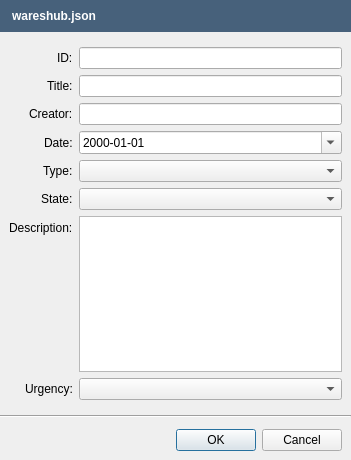
First picture: the form in src/openfluid/ui/waresdev/WareshubIssueDialog.ui, repository OpenFLUID/openfluid, before the edit.
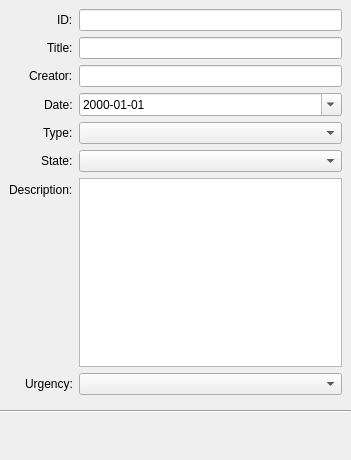
Second picture: the form after the edit.

Commit message:
Introduction of message dialog for OpenFLUID applications
* Added MessageFrame and MessageDialog classes
* Cleaned code
* Switch to version 2.1.7~alpha1

(closes OpenFLUID/openfluid#790)

```diff
--- a/src/openfluid/ui/waresdev/WareshubIssueDialog.ui
+++ b/src/openfluid/ui/waresdev/WareshubIssueDialog.ui
@@ -29,52 +29,6 @@
    <property name="bottomMargin">
     <number>9</number>
    </property>
-   <item>
-    <widget class="QFrame" name="MessageFrame">
-     <property name="sizePolicy">
-      <sizepolicy hsizetype="Preferred" vsizetype="Maximum">
-       <horstretch>0</horstretch>
-       <verstretch>0</verstretch>
-      </sizepolicy>
-     </property>
-     <property name="styleSheet">
-      <string notr="true">background-color: rgb(71,97,123);</string>
-     </property>
-     <property name="frameShape">
-      <enum>QFrame::Panel</enum>
-     </property>
-     <property name="frameShadow">
-      <enum>QFrame::Sunken</enum>
-     </property>
-     <property name="lineWidth">
-      <number>0</number>
-     </property>
-     <layout class="QHBoxLayout" name="horizontalLayout_3" stretch="0">
-      <property name="spacing">
-       <number>5</number>
-      </property>
-      <property name="leftMargin">
-       <number>12</number>
-      </property>
-      <item>
-       <layout class="QHBoxLayout" name="horizontalLayout_2">
-        <item>
-         <widget class="QLabel" name="MessageLabel">
-          <property name="styleSheet">
-           <string notr="true">color: rgb(255, 255, 255);
-font : bold;
-</string>
-          </property>
-          <property name="text">
-           <string notr="true">wareshub.json</string>
-          </property>
-         </widget>
-        </item>
-       </layout>
-      </item>
-     </layout>
-    </widget>
-   </item>
    <item>
     <layout class="QFormLayout" name="formLayout">
      <property name="fieldGrowthPolicy">
@@ -204,26 +158,6 @@
      </property>
     </spacer>
    </item>
-   <item>
-    <layout class="QHBoxLayout" name="horizontalLayout">
-     <property name="leftMargin">
-      <number>9</number>
-     </property>
-     <property name="rightMargin">
-      <number>9</number>
-     </property>
-     <item>
-      <widget class="QDialogButtonBox" name="ButtonBox">
-       <property name="orientation">
-        <enum>Qt::Horizontal</enum>
-       </property>
-       <property name="standardButtons">
-        <set>QDialogButtonBox::Cancel|QDialogButtonBox::Ok</set>
-       </property>
-      </widget>
-     </item>
-    </layout>
-   </item>
   </layout>
  </widget>
  <resources/>
```
Left out of the diff: 35 changed lines with no effect on the pictures. The commit also changes 82 other files.
